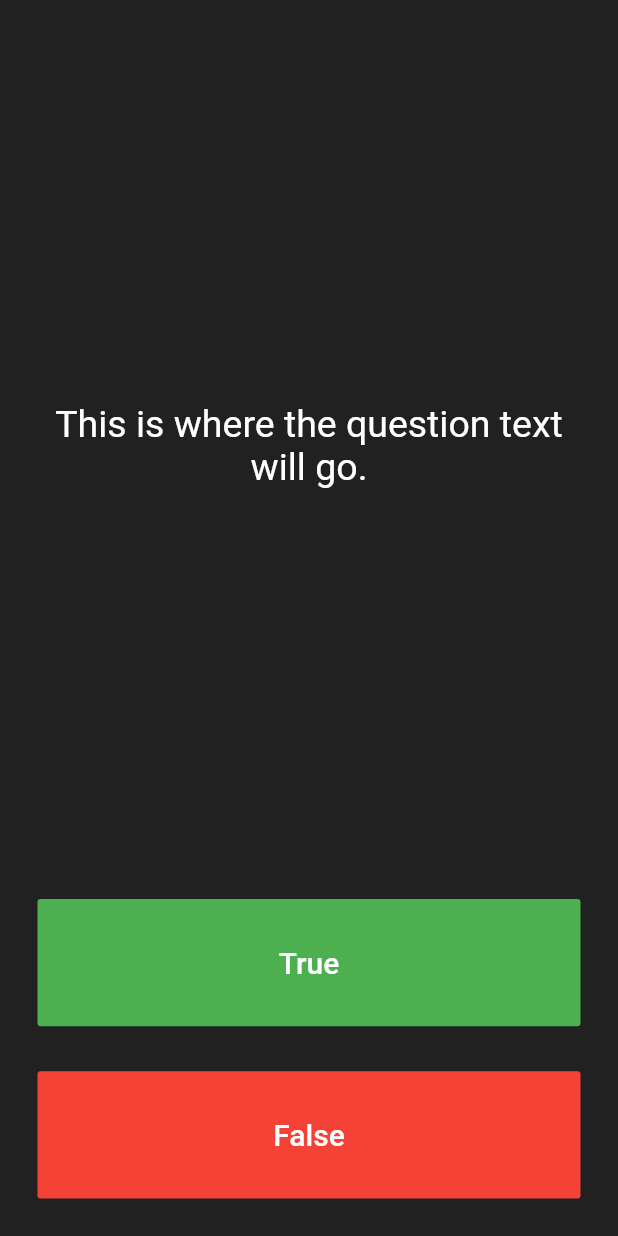
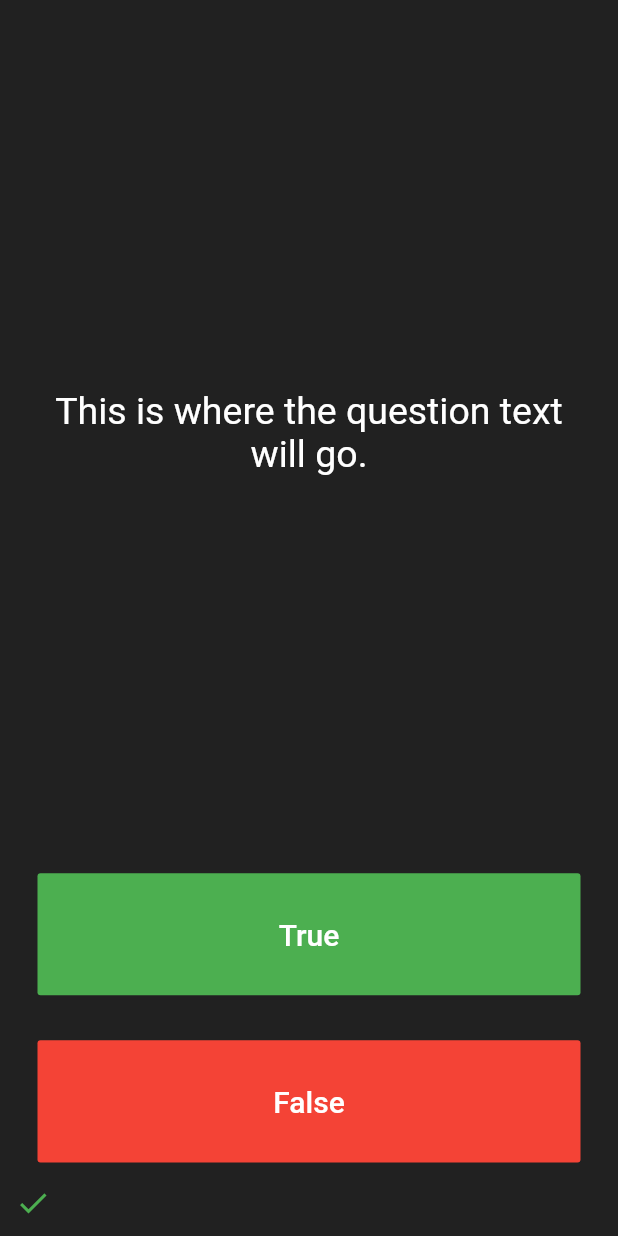
Before and after one commit to Maxondria/quizzler-flutter, a Flutter app: the screen it shows after launch, after a tap on "True", on a phone screen of 412 x 824 dp. Run offline on Flutter 3.47's test engine with Material 2 defaults, Android fonts, the phone set to English and light mode, and no system bars.

Commit message:
create a state item storeKeeper to hold icon widgets

```diff
--- a/lib/main.dart
+++ b/lib/main.dart
@@ -25,6 +25,8 @@ class QuizPage extends StatefulWidget {
 }
 
 class _QuizPageState extends State<QuizPage> {
+  List<Icon> storeKeeper = [];
+
   @override
   Widget build(BuildContext context) {
     return Column(
@@ -61,7 +63,14 @@ class _QuizPageState extends State<QuizPage> {
                 ),
               ),
               onPressed: () {
-                //The user picked true.
+                setState(() {
+                  storeKeeper.add(
+                    Icon(
+                      Icons.check,
+                      color: Colors.green,
+                    ),
+                  );
+                });
               },
             ),
           ),
@@ -79,12 +88,21 @@ class _QuizPageState extends State<QuizPage> {
                 ),
               ),
               onPressed: () {
-                //The user picked false.
+                setState(() {
+                  storeKeeper.add(
+                    Icon(
+                      Icons.close,
+                      color: Colors.red,
+                    ),
+                  );
+                });
               },
             ),
           ),
         ),
-        //TODO: Add a Row here as your score keeper
+        Row(
+          children: storeKeeper,
+        ),
       ],
     );
   }
```
